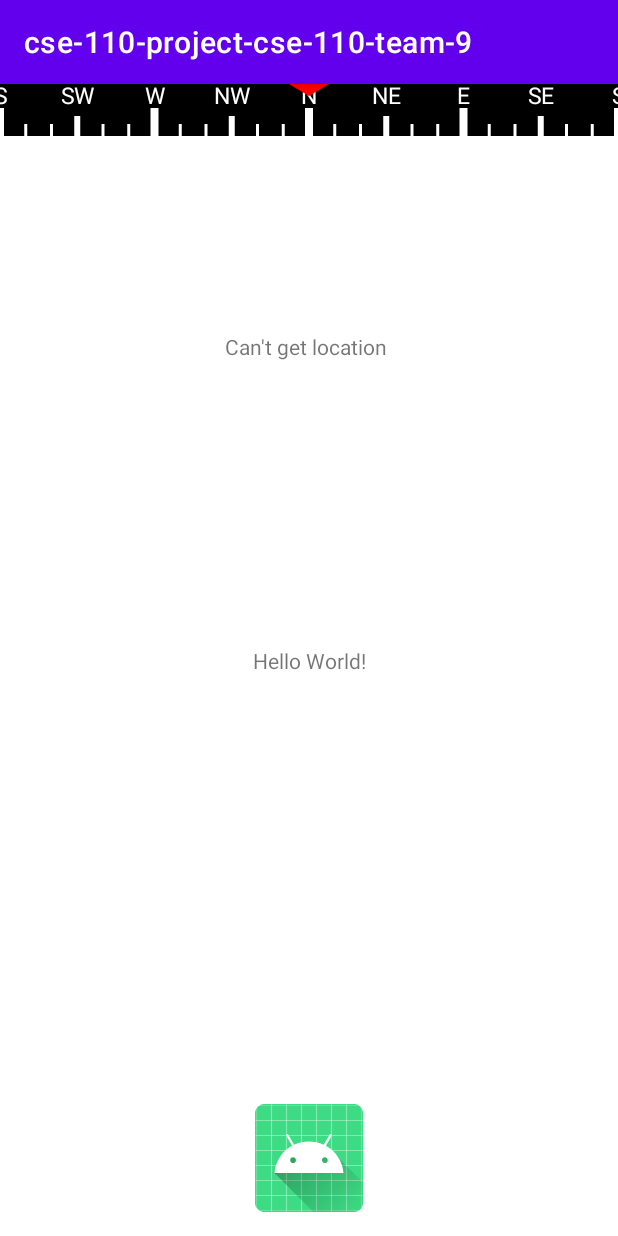
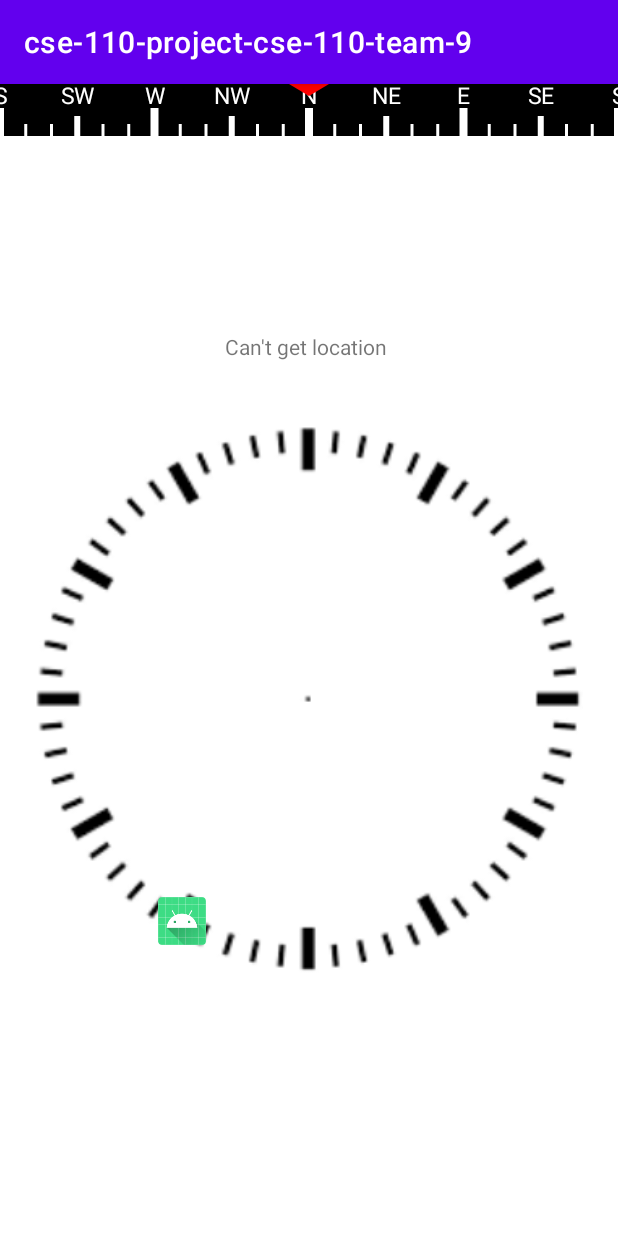
Before and after one commit to CSE-110-Winter-2023/cse-110-project-cse-110-team-9, an Android app: the screen it shows after launch (MainActivity), on a phone screen of 412 x 824 dp. Run offline under Robolectric (Android 15) with nearby library versions, the phone set to English and light mode, and no system bars; 1 statement that could not run was skipped.

Commit message:
new display and circular constraint orientation

```diff
--- a/app/src/main/java/edu/ucsd/cse110/cse_110_project_cse_110_team_9/MainActivity.java
+++ b/app/src/main/java/edu/ucsd/cse110/cse_110_project_cse_110_team_9/MainActivity.java
@@ -1,6 +1,7 @@
 package edu.ucsd.cse110.cse_110_project_cse_110_team_9;
 
 import androidx.appcompat.app.AppCompatActivity;
+import androidx.constraintlayout.widget.ConstraintLayout;
 import androidx.core.app.ActivityCompat;
 import androidx.core.util.Pair;
 
@@ -42,59 +43,42 @@ public class MainActivity extends AppCompatActivity {
             ActivityCompat.requestPermissions(this, new String[]{android.Manifest.permission.ACCESS_FINE_LOCATION}, 200);
         }
 
-
         locationService = LocationService.singleton(this);
         this.reobserveLocation();
-
-//        TextView textViewLoc = (TextView) findViewById(R.id.textViewLoc);
-//        locationService.getLocation().observe(this, loc -> {
-//            textViewLoc.setText(Double.toString(loc.first) + " " + Double.toString(loc.second));
-//        });
 
         timeService = TimeService.singleton();
         var timeData = timeService.getTimeData();
         timeData.observe(this, this::onTimeChanged);
-        TextView textView = findViewById(R.id.textViewMain);
 
         CompassView compass = findViewById(R.id.compass);
         compass.setRangeDegrees(360);
-//        timeService.getTime().observe(this, time -> {
-//
-//
-//            float deg = (float) Math.toDegrees(orientation);
-//
-//            textView.setText(Float.toString(-deg));
-//
-//
-////            currentOrientation = -deg;
-//            compass.setDegrees(-deg, true);
-//
-//        });
-
 
         orientationService = OrientationService.singleton(this);
         var azimuthData = orientationService.getAzimuthData();
         azimuthData.observe(this, this::OnOrientationChanged);
-
     }
 
     private void OnOrientationChanged(Float azimuth)
     {
         CompassView compass = findViewById(R.id.compass);
 
-        //float deg = (float) Math.toDegrees(azimuth);
         compass.setDegrees(azimuth , true);
 
         orientation = azimuth;
 
+        ImageView marker = findViewById(R.id.compassImg);
+        float rotation = azimuth+90;
+        ConstraintLayout.LayoutParams layoutParams = (ConstraintLayout.LayoutParams) marker.getLayoutParams();
+        layoutParams.circleAngle = rotation;
+        marker.setLayoutParams(layoutParams);
+
+        // Set the rotation of the ImageView to match the circle angle
+        marker.setRotation(rotation);
     }
-
 
     private void onLocationChanged(Pair<Double, Double> latLong) {
         TextView locationText = findViewById(R.id.locationText);
         locationText.setText(Utilities.formatLocation(latLong.first, latLong.second));
-
-
     }
 
     private void reobserveLocation() {
@@ -103,9 +87,6 @@ public class MainActivity extends AppCompatActivity {
     }
 
     private void onTimeChanged(Long time) {
-        //TextView timeText = findViewById(R.id.timeText);
-        //timeText.setText(Utilities.formatTime(time));
-
 
         ImageView img = findViewById(R.id.compassImg);
         RotateAnimation rotateAnimation = new RotateAnimation(previous_orientation,
@@ -121,7 +102,6 @@ public class MainActivity extends AppCompatActivity {
     protected void onPause() {
         super.onPause();
         orientationService.unregisterSensorListeners();
-
     }
 
     @Override
--- a/app/src/main/res/layout/activity_main.xml
+++ b/app/src/main/res/layout/activity_main.xml
@@ -6,15 +6,36 @@
     android:layout_height="match_parent"
     tools:context=".MainActivity">
 
-    <TextView
-        android:id="@+id/textViewMain"
-        android:layout_width="wrap_content"
-        android:layout_height="wrap_content"
-        android:text="Hello World!"
+    <androidx.constraintlayout.widget.ConstraintLayout
+        android:layout_width="match_parent"
+        android:layout_height="match_parent"
         app:layout_constraintBottom_toBottomOf="parent"
-        app:layout_constraintEnd_toEndOf="parent"
+        app:layout_constraintDimensionRatio="1"
         app:layout_constraintStart_toStartOf="parent"
-        app:layout_constraintTop_toTopOf="parent" />
+        app:layout_constraintTop_toTopOf="parent">
+
+        <ImageView
+            android:id="@+id/imageView"
+            android:layout_width="369dp"
+            android:layout_height="365dp"
+            app:layout_constraintBottom_toBottomOf="parent"
+            app:layout_constraintEnd_toEndOf="parent"
+            app:layout_constraintStart_toStartOf="parent"
+            app:layout_constraintTop_toTopOf="parent"
+            app:layout_constraintVertical_bias="0.567"
+            app:srcCompat="@drawable/cface" />
+
+        <ImageView
+            android:id="@+id/compassImg"
+            android:layout_width="32dp"
+            android:layout_height="32dp"
+            app:layout_constraintCircle="@+id/imageView"
+            app:layout_constraintCircleAngle="210"
+            app:layout_constraintCircleRadius="170dp"
+            app:srcCompat="@mipmap/ic_launcher"
+            tools:layout_editor_absoluteX="107dp"
+            tools:layout_editor_absoluteY="541dp" />
+    </androidx.constraintlayout.widget.ConstraintLayout>
 
     <TextView
         android:id="@+id/locationText"
@@ -44,15 +65,5 @@
         app:textColor="#FFFFFF"
         app:textSize="15sp" />
 
-    <ImageView
-        android:id="@+id/compassImg"
-        android:layout_width="wrap_content"
-        android:layout_height="wrap_content"
-        android:layout_marginBottom="16dp"
-        app:layout_constraintBottom_toBottomOf="parent"
-        app:layout_constraintEnd_toEndOf="parent"
-        app:layout_constraintStart_toStartOf="parent"
-        app:srcCompat="@mipmap/ic_launcher" />
-
 
 </androidx.constraintlayout.widget.ConstraintLayout>
```
Also changed, not shown: app/src/main/java/edu/ucsd/cse110/cse_110_project_cse_110_team_9/OrientationService.java (+0 -64 lines), app/src/main/res/drawable/cface.png (added).
